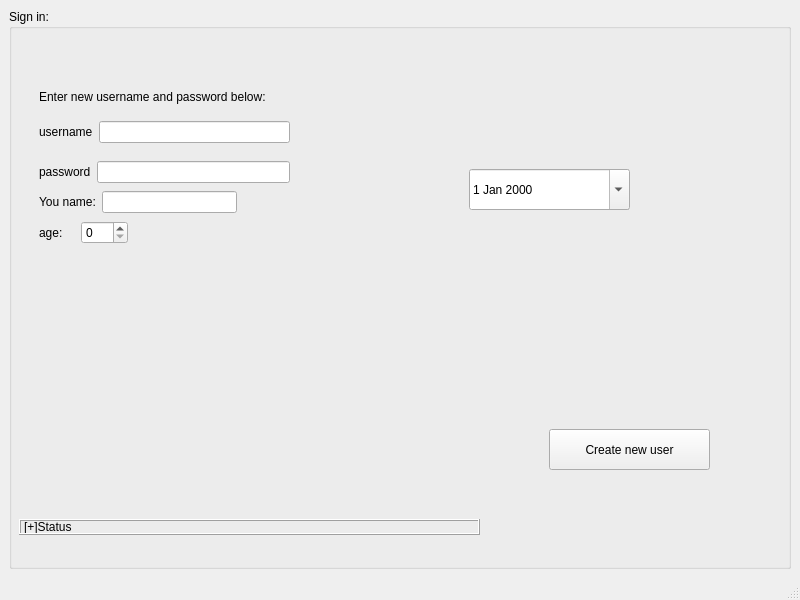
Above: sign_window.ui from hjnowakowski/music-player before the change. Below: the same form after it.
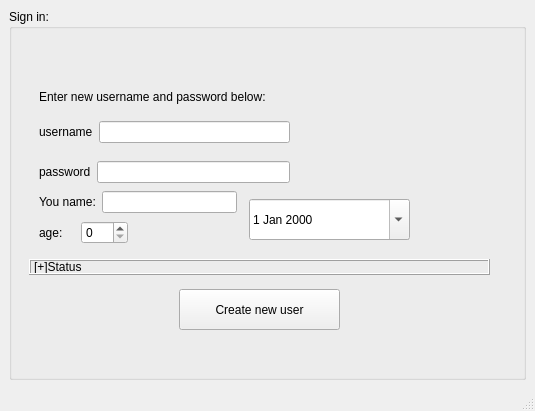
That is the form after the change.

```diff
--- a/sign_window.ui
+++ b/sign_window.ui
@@ -6,8 +6,8 @@
    <rect>
     <x>0</x>
     <y>0</y>
-    <width>800</width>
-    <height>600</height>
+    <width>535</width>
+    <height>411</height>
    </rect>
   </property>
   <property name="windowTitle">
@@ -36,8 +36,8 @@
       <widget class="QPushButton" name="pushButton_signin">
        <property name="geometry">
         <rect>
-         <x>540</x>
-         <y>420</y>
+         <x>170</x>
+         <y>280</y>
          <width>161</width>
          <height>41</height>
         </rect>
@@ -49,8 +49,8 @@
       <widget class="QLabel" name="label_status">
        <property name="geometry">
         <rect>
-         <x>10</x>
-         <y>510</y>
+         <x>20</x>
+         <y>250</y>
          <width>461</width>
          <height>16</height>
         </rect>
@@ -160,8 +160,8 @@
       <widget class="QDateEdit" name="dateEdit_userbirth">
        <property name="geometry">
         <rect>
-         <x>460</x>
-         <y>160</y>
+         <x>240</x>
+         <y>190</y>
          <width>161</width>
          <height>41</height>
         </rect>
```
Left out of the diff: 2 changed lines with no effect on the pictures.
